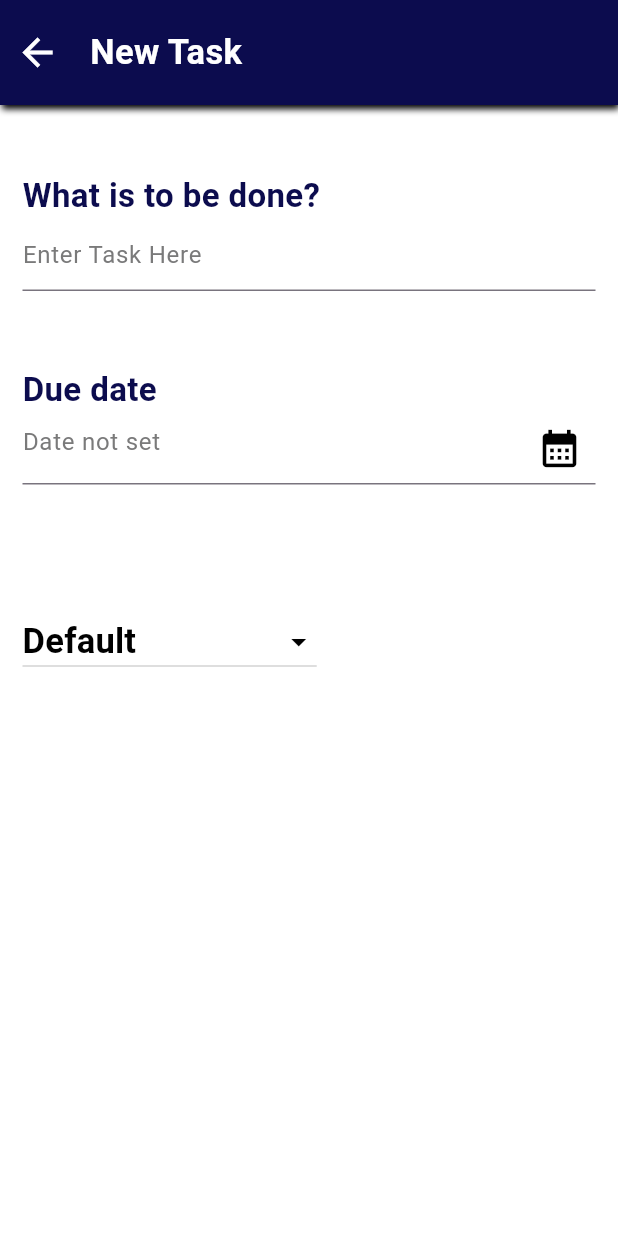
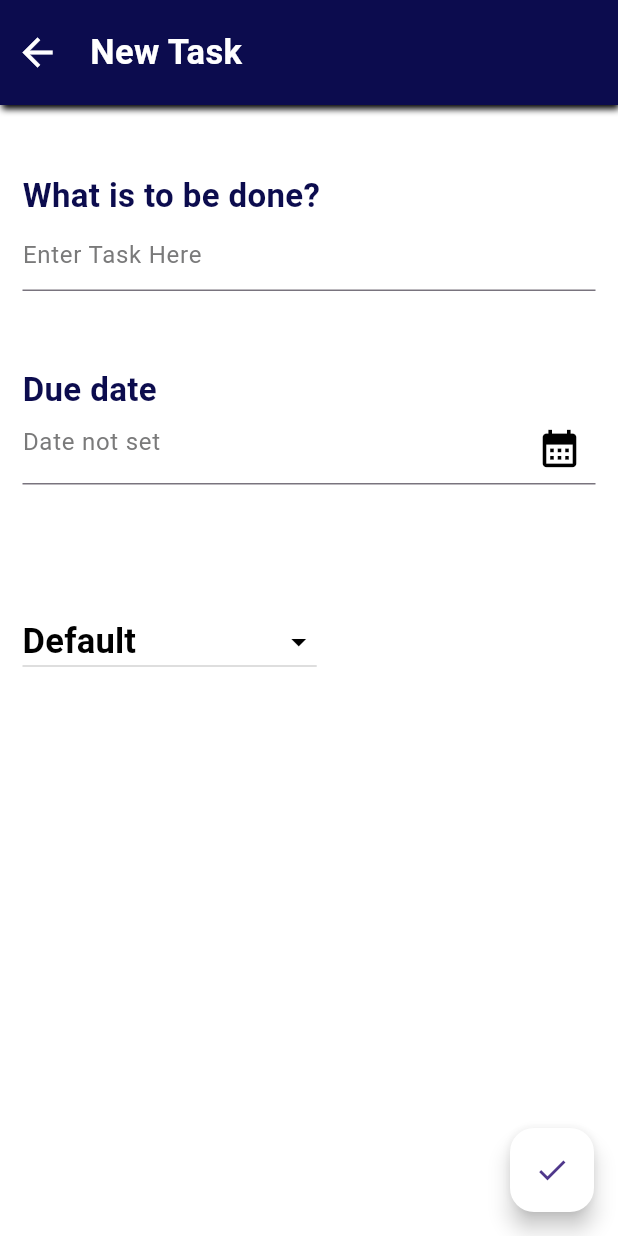
Before and after one commit to RENJIMAMR/todo_app, a Flutter app: the HomeScreen screen opened directly, after a tap on the "add" icon, on a phone screen of 412 x 824 dp. Run offline on Flutter 3.47's test engine with Material 3 defaults, Android fonts, the phone set to English and light mode, and no system bars; our stand-ins replace font_awesome_flutter, hive, hive_flutter; accounts and stored records are empty.

Commit message:
functionality 1

```diff
--- /dev/null
+++ b/lib/utils/app_sessions.dart
@@ -0,0 +1,3 @@
+class AppSessions {
+  static const String ListBox = 'listbox';
+}
--- a/lib/utils/constants/color_constants.dart
+++ b/lib/utils/constants/color_constants.dart
@@ -7,4 +7,5 @@ class ColorConstants {
   static Color violetApp = Color.fromARGB(255, 12, 12, 78);
   static Color violetlight = Color.fromARGB(255, 22, 2, 242);
   static Color greyMain = Color.fromARGB(255, 107, 107, 108);
+  static Color blueGrey = Color.fromARGB(255, 84, 84, 116);
 }
--- a/lib/view/home_screen/home_screen.dart
+++ b/lib/view/home_screen/home_screen.dart
@@ -1,9 +1,12 @@
 import 'package:flutter/material.dart';
 import 'package:font_awesome_flutter/font_awesome_flutter.dart';
+import 'package:hive/hive.dart';
+import 'package:todo_app/utils/app_sessions.dart';
 import 'package:todo_app/utils/constants/color_constants.dart';
 import 'package:todo_app/utils/constants/image_constants.dart';
 import 'package:todo_app/view/dummydb.dart';
-import 'package:todo_app/view/home_screen/tabs/appbar_dropdown_rowcard.dart';
+import 'package:todo_app/view/home_screen/widgets/appbar_dropdown_rowcard.dart';
+import 'package:todo_app/view/home_screen/widgets/list_row_card.dart';
 import 'package:todo_app/view/list_adding_screen/list_adding_screen.dart';
 
 class HomeScreen extends StatefulWidget {
@@ -15,6 +18,16 @@ class HomeScreen extends StatefulWidget {
 
 class _HomeScreenState extends State<HomeScreen> {
   String? dropValue;
+  int selectedIndex = 0;
+  var listBox = Hive.box(AppSessions.ListBox);
+  List listKeys = [];
+
+  @override
+  void initState() {
+    listKeys = listBox.keys.toList();
+    setState(() {});
+    super.initState();
+  }
 
   @override
   Widget build(BuildContext context) {
@@ -26,7 +39,10 @@ class _HomeScreenState extends State<HomeScreen> {
             Navigator.push(
                 context,
                 MaterialPageRoute(
-                  builder: (context) => ListAddingScreen(),
+                  builder: (context) => ListAddingScreen(
+                      // itemIndex: selectedIndex,
+
+                      ),
                 ));
           },
           child: Icon(
@@ -38,6 +54,7 @@ class _HomeScreenState extends State<HomeScreen> {
         ),
         backgroundColor: ColorConstants.whiteMain,
         body: Column(
+          crossAxisAlignment: CrossAxisAlignment.start,
           children: [
             Container(
               width: double.infinity,
@@ -102,6 +119,35 @@ class _HomeScreenState extends State<HomeScreen> {
                   ),
                 ],
               ),
+            ),
+            Expanded(
+              child: ListView.builder(
+                  padding: EdgeInsets.all(20),
+                  itemCount: listKeys.length,
+                  itemBuilder: (context, index) {
+                    var currentList = listBox.get(listKeys[index]);
+                    // Column(
+                    //   crossAxisAlignment: CrossAxisAlignment.start,
+                    //   children: [
+                    //     Text(
+                    //       'ToDay',
+                    //       style: TextStyle(
+                    //           color: ColorConstants.violetApp,
+                    //           fontSize: 20,
+                    //           fontWeight: FontWeight.bold),
+                    // ),
+                    InkWell(
+                        onTap: () {
+                          selectedIndex = index;
+
+                          setState(() {});
+                        },
+                        child: ListRowCard(
+                            taskName: currentList['taskName'],
+                            duedate: currentList['dueDate']));
+                    //   ],
+                    // );
+                  }),
             )
           ],
         ),
--- a/lib/view/list_adding_screen/list_adding_screen.dart
+++ b/lib/view/list_adding_screen/list_adding_screen.dart
@@ -1,22 +1,59 @@
 import 'package:flutter/material.dart';
+import 'package:hive/hive.dart';
+import 'package:todo_app/utils/app_sessions.dart';
 import 'package:todo_app/utils/constants/color_constants.dart';
 import 'package:todo_app/view/dummydb.dart';
-import 'package:todo_app/view/home_screen/tabs/appbar_dropdown_rowcard.dart';
+import 'package:todo_app/view/home_screen/widgets/appbar_dropdown_rowcard.dart';
 
 class ListAddingScreen extends StatefulWidget {
-  const ListAddingScreen({super.key, this.dropValue});
+  const ListAddingScreen({super.key, this.dropValue, this.itemIndex = 0});
   final String? dropValue;
-
+  final int itemIndex;
   @override
   State<ListAddingScreen> createState() => _ListAddingScreenState();
 }
 
 class _ListAddingScreenState extends State<ListAddingScreen> {
+  TextEditingController nameController = TextEditingController();
+  TextEditingController dateController = TextEditingController();
+  bool isEdit = false;
+
+  var listBox = Hive.box(AppSessions.ListBox);
+  List listKeys = [];
+
+  @override
+  void initState() {
+    listKeys = listBox.keys.toList();
+    setState(() {});
+    super.initState();
+  }
+
   @override
   Widget build(BuildContext context) {
     return SafeArea(
       child: Scaffold(
         backgroundColor: ColorConstants.whiteMain,
+        floatingActionButton: FloatingActionButton(
+          onPressed: () {
+            //for editing list adding screen data
+
+            // isEdit
+            //     ? listBox.put(listKeys[widget.itemIndex!], {
+            //         'taskName': nameController.text,
+            //         'dueDate': dateController.text
+            //       })
+            //     :
+            listBox.add({
+              'taskName': nameController.text,
+              'dueDate': dateController.text
+            });
+            listKeys = listBox.keys.toList();
+            setState(() {});
+            Navigator.pop(context);
+          },
+          backgroundColor: ColorConstants.whiteMain,
+          child: Icon(Icons.check),
+        ),
         body: Column(
           crossAxisAlignment: CrossAxisAlignment.start,
           children: [
@@ -33,7 +70,9 @@ class _ListAddingScreenState extends State<ListAddingScreen> {
                     width: 10,
                   ),
                   InkWell(
-                    onTap: () => Navigator.pop(context),
+                    onTap: () {
+                      Navigator.pop(context);
+                    },
                     child: Icon(
                       Icons.arrow_back,
                       color: ColorConstants.whiteMain,
@@ -67,6 +106,7 @@ class _ListAddingScreenState extends State<ListAddingScreen> {
                         fontWeight: FontWeight.bold),
                   ),
                   TextField(
+                    controller: nameController,
                     style: TextStyle(color: ColorConstants.blackMain),
                     decoration: InputDecoration(
                         hintText: 'Enter Task Here',
@@ -84,6 +124,8 @@ class _ListAddingScreenState extends State<ListAddingScreen> {
                         fontWeight: FontWeight.bold),
                   ),
                   TextField(
+                    controller: dateController,
+                    readOnly: true,
                     style: TextStyle(color: ColorConstants.blackMain),
                     decoration: InputDecoration(
                         suffixIcon: InkWell(
--- a/pubspec.yaml
+++ b/pubspec.yaml
@@ -36,6 +36,8 @@ dependencies:
   # Use with the CupertinoIcons class for iOS style icons.
   cupertino_icons: ^1.0.6
   font_awesome_flutter: ^10.7.0
+  hive: ^2.2.3
+  hive_flutter: ^1.1.0
 
 dev_dependencies:
   flutter_test:
```
Also changed, not shown: lib/main.dart (+6 -1 lines), lib/view/home_screen/widgets/list_row_card.dart (added, +93 -0 lines), lib/view/home_screen/widgets/appbar_dropdown_rowcard.dart (renamed from lib/view/home_screen/tabs/appbar_dropdown_rowcard.dart), pubspec.lock, 1 other file.
